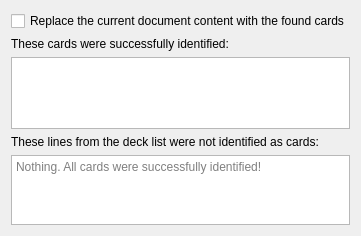
Old version of the form mtg_proxy_printer/resources/ui/deck_import_wizard/parser_result_page.ui in the repository luziferius/MTGProxyPrinter.
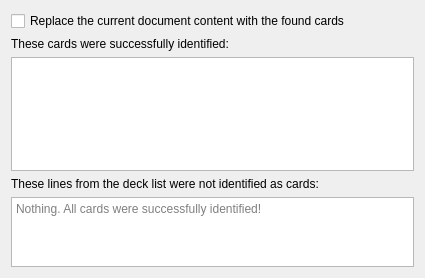
New version of the form. Icons and pictures are not drawn.

Commit message:
The card list table containing the parser result in the deck import wizard can now be sorted. This currently has no impact on the order the cards are added to the document.
FossilOrigin-Name: dcf6fa6fa216e8773e0756672b1d390713d94f4d76fc896b1f8b1936e7ec638c

Patch:
```diff
--- a/mtg_proxy_printer/resources/ui/deck_import_wizard/parser_result_page.ui
+++ b/mtg_proxy_printer/resources/ui/deck_import_wizard/parser_result_page.ui
@@ -2,6 +2,14 @@
 <ui version="4.0">
  <class>WizardPage</class>
  <widget class="QWizardPage" name="WizardPage">
+  <property name="geometry">
+   <rect>
+    <x>0</x>
+    <y>0</y>
+    <width>425</width>
+    <height>278</height>
+   </rect>
+  </property>
   <property name="title">
    <string>Import a deck list for printing</string>
   </property>
@@ -35,7 +43,7 @@
      <property name="sizePolicy">
       <sizepolicy hsizetype="Expanding" vsizetype="Expanding">
        <horstretch>0</horstretch>
-       <verstretch>60</verstretch>
+       <verstretch>65</verstretch>
       </sizepolicy>
      </property>
      <property name="sizeAdjustPolicy">
@@ -44,6 +52,9 @@
      <property name="alternatingRowColors">
       <bool>true</bool>
      </property>
+     <property name="sortingEnabled">
+      <bool>true</bool>
+     </property>
      <attribute name="horizontalHeaderDefaultSectionSize">
       <number>110</number>
      </attribute>
@@ -61,7 +72,7 @@
      <property name="sizePolicy">
       <sizepolicy hsizetype="Expanding" vsizetype="Expanding">
        <horstretch>0</horstretch>
-       <verstretch>40</verstretch>
+       <verstretch>35</verstretch>
       </sizepolicy>
      </property>
      <property name="sizeAdjustPolicy">
```
Left out of the diff: 3 changed lines with no effect on the pictures. The commit also changes 2 other files.
